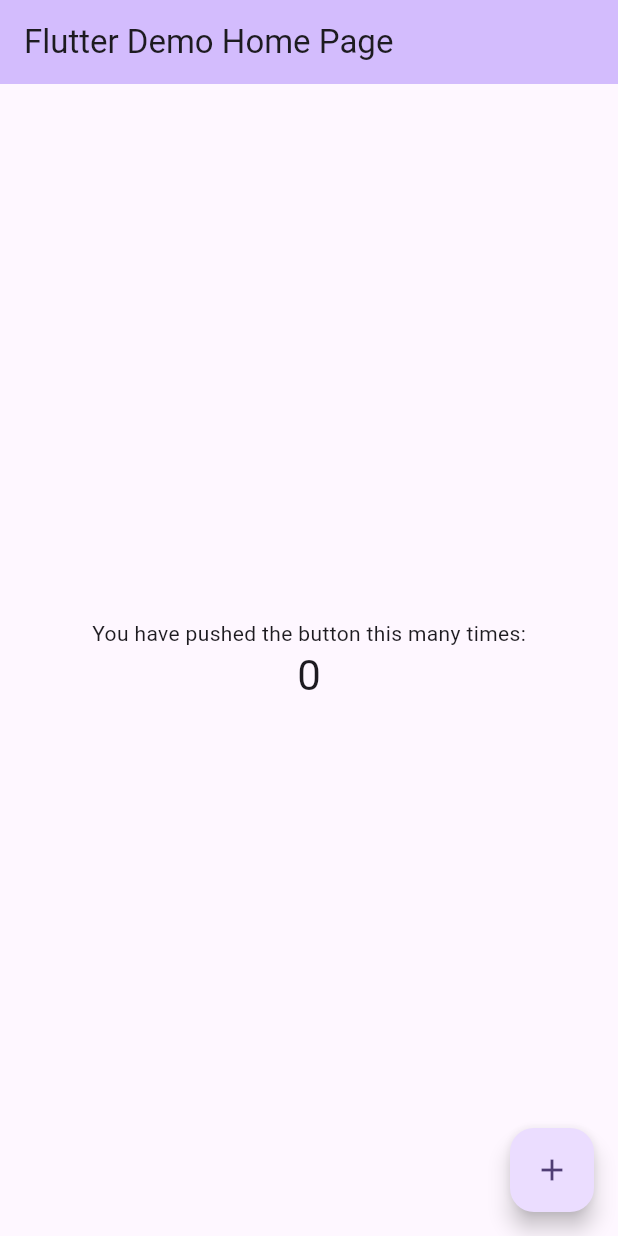
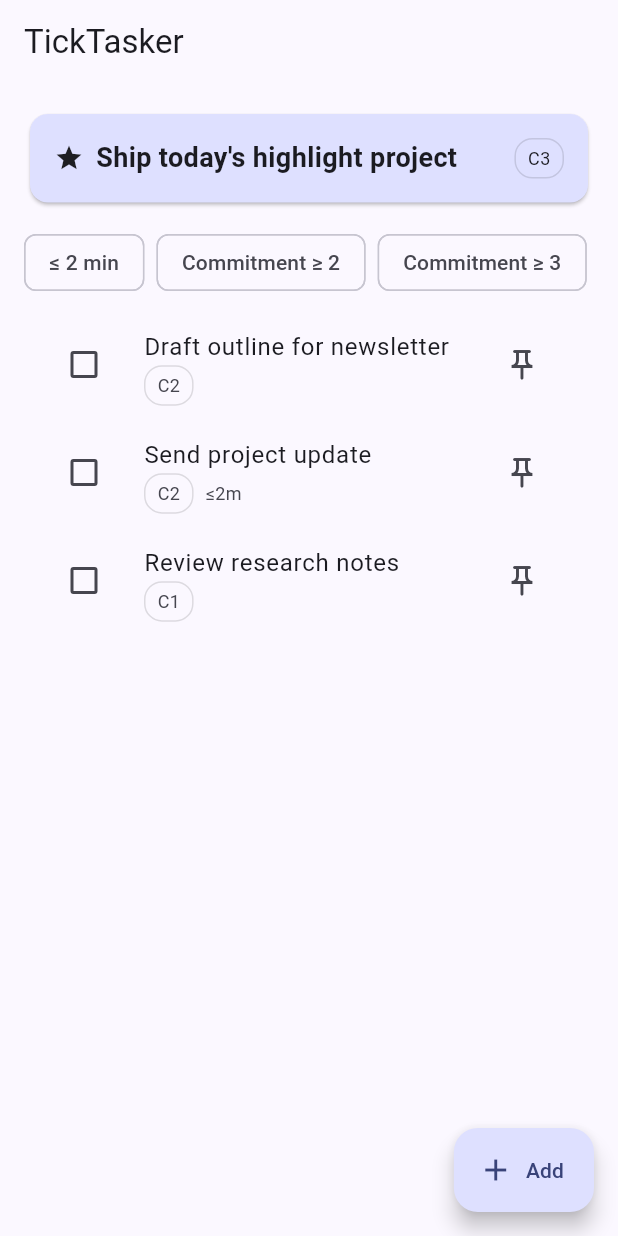
Before and after one commit to The7areth/TickTasker, a Flutter app: the screen it shows after launch, on a phone screen of 412 x 824 dp. Run offline on Flutter 3.47's test engine with Material 3 defaults, Android fonts, the phone set to English and light mode, and no system bars; our stand-ins replace flutter_riverpod.

Commit message:
Implement TickTasker today view

```diff
--- /dev/null
+++ b/lib/data/task_repo.dart
@@ -0,0 +1,122 @@
+import 'dart:async';
+
+import 'package:flutter_riverpod/flutter_riverpod.dart';
+import '../models/task.dart';
+
+final taskRepoProvider = Provider<TaskRepo>((ref) {
+  final repo = TaskRepo();
+  ref.onDispose(repo.dispose);
+  return repo;
+});
+
+class TaskRepo {
+  TaskRepo() {
+    _seedTasks();
+  }
+
+  final _tasks = <Task>[];
+  final _controller = StreamController<List<Task>>.broadcast();
+
+  void dispose() {
+    _controller.close();
+  }
+
+  Stream<List<Task>> watchToday({bool twoMinuteOnly = false, int? minCommitment}) {
+    return Stream<List<Task>>.multi((controller) {
+      void emitFiltered() {
+        final filtered = _filterTasks(
+          twoMinuteOnly: twoMinuteOnly,
+          minCommitment: minCommitment,
+        );
+        controller.add(filtered);
+      }
+
+      emitFiltered();
+      final sub = _controller.stream.listen((_) => emitFiltered());
+      controller.onCancel = () => sub.cancel();
+    });
+  }
+
+  Future<void> addQuick({
+    required String title,
+    required int commitment,
+    int? estimateMinutes,
+  }) async {
+    final task = Task(
+      id: DateTime.now().microsecondsSinceEpoch.toString(),
+      title: title.trim(),
+      commitment: commitment,
+      estimateMinutes: estimateMinutes,
+    );
+    _tasks.add(task);
+    _notifyListeners();
+  }
+
+  Future<void> toggleComplete(Task task) async {
+    final index = _tasks.indexWhere((t) => t.id == task.id);
+    if (index == -1) return;
+    final updated = task.copyWith(isCompleted: !task.isCompleted);
+    _tasks[index] = updated;
+    _notifyListeners();
+  }
+
+  Future<void> setHighlight(Task task) async {
+    for (var i = 0; i < _tasks.length; i++) {
+      final current = _tasks[i];
+      _tasks[i] = current.copyWith(isHighlight: current.id == task.id);
+    }
+    _notifyListeners();
+  }
+
+  void _seedTasks() {
+    _tasks
+      ..clear()
+      ..addAll([
+        const Task(
+          id: 'highlight',
+          title: 'Ship today\'s highlight project',
+          commitment: 3,
+          estimateMinutes: 45,
+          isHighlight: true,
+        ),
+        const Task(
+          id: 'write',
+          title: 'Draft outline for newsletter',
+          commitment: 2,
+          estimateMinutes: 25,
+        ),
+        const Task(
+          id: 'study',
+          title: 'Review research notes',
+          commitment: 1,
+          estimateMinutes: 15,
+        ),
+        const Task(
+          id: 'two-minute',
+          title: 'Send project update',
+          commitment: 2,
+          estimateMinutes: 2,
+        ),
+      ]);
+    _notifyListeners();
+  }
+
+  void _notifyListeners() {
+    _controller.add(List.unmodifiable(_tasks));
+  }
+
+  List<Task> _filterTasks({bool twoMinuteOnly = false, int? minCommitment}) {
+    final filtered = _tasks.where((task) {
+      if (twoMinuteOnly && !task.isTwoMinute) return false;
+      if (minCommitment != null && task.commitment < minCommitment) return false;
+      return true;
+    }).toList();
+    filtered.sort((a, b) {
+      if (a.isHighlight != b.isHighlight) {
+        return a.isHighlight ? -1 : 1;
+      }
+      return b.commitment.compareTo(a.commitment);
+    });
+    return filtered;
+  }
+}
--- /dev/null
+++ b/lib/features/today/today_page.dart
@@ -0,0 +1,235 @@
+import 'package:flutter/material.dart';
+import 'package:flutter_riverpod/flutter_riverpod.dart';
+
+import '../../data/task_repo.dart';
+import '../../models/task.dart';
+
+class TodayPage extends ConsumerStatefulWidget {
+  const TodayPage({super.key});
+
+  @override
+  ConsumerState<TodayPage> createState() => _TodayPageState();
+}
+
+class _TodayPageState extends ConsumerState<TodayPage> {
+  bool twoMinuteOnly = false;
+  int? minCommitment;
+
+  @override
+  Widget build(BuildContext context) {
+    final repo = ref.watch(taskRepoProvider);
+    return Scaffold(
+      appBar: AppBar(title: const Text('TickTasker')),
+      body: StreamBuilder<List<Task>>(
+        stream: repo.watchToday(
+          twoMinuteOnly: twoMinuteOnly,
+          minCommitment: minCommitment,
+        ),
+        builder: (context, snap) {
+          final tasks = snap.data ?? const <Task>[];
+          final highlight = tasks.where((t) => t.isHighlight).toList();
+          final rest = tasks.where((t) => !t.isHighlight).toList();
+
+          return ListView(
+            padding: const EdgeInsets.all(16),
+            children: [
+              if (highlight.isNotEmpty) _HighlightCard(task: highlight.first),
+              if (highlight.isNotEmpty) const SizedBox(height: 12),
+              Wrap(
+                spacing: 8,
+                children: [
+                  FilterChip(
+                    label: const Text('≤ 2 min'),
+                    selected: twoMinuteOnly,
+                    onSelected: (v) => setState(() => twoMinuteOnly = v),
+                  ),
+                  ChoiceChip(
+                    label: const Text('Commitment ≥ 2'),
+                    selected: minCommitment == 2,
+                    onSelected: (v) =>
+                        setState(() => minCommitment = v ? 2 : null),
+                  ),
+                  ChoiceChip(
+                    label: const Text('Commitment ≥ 3'),
+                    selected: minCommitment == 3,
+                    onSelected: (v) =>
+                        setState(() => minCommitment = v ? 3 : null),
+                  ),
+                ],
+              ),
+              const SizedBox(height: 8),
+              for (final t in rest) _TaskTile(task: t),
+              const SizedBox(height: 100),
+            ],
+          );
+        },
+      ),
+      floatingActionButton: FloatingActionButton.extended(
+        onPressed: _showQuickAdd,
+        label: const Text('Add'),
+        icon: const Icon(Icons.add),
+      ),
+    );
+  }
+
+  Future<void> _showQuickAdd() async {
+    final titleCtrl = TextEditingController();
+    int commitment = 0;
+    int? estimate;
+    await showModalBottomSheet<void>(
+      context: context,
+      isScrollControlled: true,
+      builder: (ctx) {
+        return Padding(
+          padding: EdgeInsets.only(
+            bottom: MediaQuery.of(ctx).viewInsets.bottom,
+            left: 16,
+            right: 16,
+            top: 16,
+          ),
+          child: StatefulBuilder(builder: (ctx, setM) {
+            return Column(
+              mainAxisSize: MainAxisSize.min,
+              children: [
+                TextField(
+                  controller: titleCtrl,
+                  decoration: const InputDecoration(hintText: 'Quick task…'),
+                  autofocus: true,
+                ),
+                const SizedBox(height: 12),
+                Row(
+                  children: [
+                    const Text('Commitment'),
+                    const SizedBox(width: 12),
+                    DropdownButton<int>(
+                      value: commitment,
+                      items: const [
+                        DropdownMenuItem(value: 0, child: Text('0 Idea')),
+                        DropdownMenuItem(value: 1, child: Text('1 Maybe')),
+                        DropdownMenuItem(value: 2, child: Text('2 Today')),
+                        DropdownMenuItem(value: 3, child: Text('3 Now')),
+                      ],
+                      onChanged: (v) => setM(() => commitment = v ?? 0),
+                    ),
+                    const Spacer(),
+                    SizedBox(
+                      width: 90,
+                      child: TextField(
+                        keyboardType: TextInputType.number,
+                        decoration:
+                            const InputDecoration(labelText: '~min'),
+                        onChanged: (v) => estimate = int.tryParse(v),
+                      ),
+                    ),
+                  ],
+                ),
+                const SizedBox(height: 12),
+                ElevatedButton(
+                  onPressed: () async {
+                    if (titleCtrl.text.trim().isEmpty) return;
+                    final repo = ref.read(taskRepoProvider);
+                    await repo.addQuick(
+                      title: titleCtrl.text,
+                      commitment: commitment,
+                      estimateMinutes: estimate,
+                    );
+                    if (context.mounted) Navigator.pop(ctx);
+                  },
+                  child: const Text('Add task'),
+                ),
+                const SizedBox(height: 16),
+              ],
+            );
+          }),
+        );
+      },
+    );
+    titleCtrl.dispose();
+  }
+}
+
+class _HighlightCard extends ConsumerWidget {
+  const _HighlightCard({required this.task});
+
+  final Task task;
+
+  @override
+  Widget build(BuildContext context, WidgetRef ref) {
+    return Card(
+      color: Theme.of(context).colorScheme.primaryContainer,
+      child: Padding(
+        padding: const EdgeInsets.all(16),
+        child: Row(
+          children: [
+            const Icon(Icons.star, size: 20),
+            const SizedBox(width: 8),
+            Expanded(
+              child: Text(
+                task.title,
+                style: const TextStyle(
+                  fontSize: 18,
+                  fontWeight: FontWeight.w600,
+                ),
+              ),
+            ),
+            _CommitmentPill(commitment: task.commitment),
+          ],
+        ),
+      ),
+    );
+  }
+}
+
+class _TaskTile extends ConsumerWidget {
+  const _TaskTile({required this.task});
+
+  final Task task;
+
+  @override
+  Widget build(BuildContext context, WidgetRef ref) {
+    final repo = ref.watch(taskRepoProvider);
+    return ListTile(
+      leading: Checkbox(
+        value: task.isCompleted,
+        onChanged: (_) => repo.toggleComplete(task),
+      ),
+      title: Text(task.title),
+      subtitle: Row(
+        children: [
+          _CommitmentPill(commitment: task.commitment),
+          if (task.isTwoMinute) const SizedBox(width: 8),
+          if (task.isTwoMinute)
+            const Text('≤2m', style: TextStyle(fontSize: 12)),
+        ],
+      ),
+      trailing: IconButton(
+        icon: const Icon(Icons.push_pin_outlined),
+        tooltip: 'Set as Highlight',
+        onPressed: () => repo.setHighlight(task),
+      ),
+    );
+  }
+}
+
+class _CommitmentPill extends StatelessWidget {
+  const _CommitmentPill({required this.commitment});
+
+  final int commitment;
+
+  @override
+  Widget build(BuildContext context) {
+    final labels = ['0', '1', '2', '3'];
+    final index = commitment.clamp(0, labels.length - 1).toInt();
+    return Container(
+      padding: const EdgeInsets.symmetric(horizontal: 8, vertical: 4),
+      decoration: BoxDecoration(
+        borderRadius: BorderRadius.circular(12),
+        border: Border.all(color: Colors.black12),
+      ),
+      child: Text(
+        'C${labels[index]}',
+        style: const TextStyle(fontSize: 12),
+      ),
+    );
+  }
+}
--- a/lib/main.dart
+++ b/lib/main.dart
@@ -1,122 +1,24 @@
 import 'package:flutter/material.dart';
+import 'package:flutter_riverpod/flutter_riverpod.dart';
+
+import 'features/today/today_page.dart';
 
 void main() {
-  runApp(const MyApp());
+  runApp(const ProviderScope(child: TickTaskerApp()));
 }
 
-class MyApp extends StatelessWidget {
-  const MyApp({super.key});
+class TickTaskerApp extends StatelessWidget {
+  const TickTaskerApp({super.key});
 
-  // This widget is the root of your application.
   @override
   Widget build(BuildContext context) {
     return MaterialApp(
-      title: 'Flutter Demo',
+      title: 'TickTasker',
       theme: ThemeData(
-        // This is the theme of your application.
-        //
-        // TRY THIS: Try running your application with "flutter run". You'll see
-        // the application has a purple toolbar. Then, without quitting the app,
-        // try changing the seedColor in the colorScheme below to Colors.green
-        // and then invoke "hot reload" (save your changes or press the "hot
-        // reload" button in a Flutter-supported IDE, or press "r" if you used
-        // the command line to start the app).
-        //
-        // Notice that the counter didn't reset back to zero; the application
-        // state is not lost during the reload. To reset the state, use hot
-        // restart instead.
-        //
-        // This works for code too, not just values: Most code changes can be
-        // tested with just a hot reload.
-        colorScheme: ColorScheme.fromSeed(seedColor: Colors.deepPurple),
+        colorScheme: ColorScheme.fromSeed(seedColor: Colors.indigo),
+        useMaterial3: true,
       ),
-      home: const MyHomePage(title: 'Flutter Demo Home Page'),
+      home: const TodayPage(),
     );
   }
 }
-
-class MyHomePage extends StatefulWidget {
-  const MyHomePage({super.key, required this.title});
-
-  // This widget is the home page of your application. It is stateful, meaning
-  // that it has a State object (defined below) that contains fields that affect
-  // how it looks.
-
-  // This class is the configuration for the state. It holds the values (in this
-  // case the title) provided by the parent (in this case the App widget) and
-  // used by the build method of the State. Fields in a Widget subclass are
-  // always marked "final".
-
-  final String title;
-
-  @override
-  State<MyHomePage> createState() => _MyHomePageState();
-}
-
-class _MyHomePageState extends State<MyHomePage> {
-  int _counter = 0;
-
-  void _incrementCounter() {
-    setState(() {
-      // This call to setState tells the Flutter framework that something has
-      // changed in this State, which causes it to rerun the build method below
-      // so that the display can reflect the updated values. If we changed
-      // _counter without calling setState(), then the build method would not be
-      // called again, and so nothing would appear to happen.
-      _counter++;
-    });
-  }
-
-  @override
-  Widget build(BuildContext context) {
-    // This method is rerun every time setState is called, for instance as done
-    // by the _incrementCounter method above.
-    //
-    // The Flutter framework has been optimized to make rerunning build methods
-    // fast, so that you can just rebuild anything that needs updating rather
-    // than having to individually change instances of widgets.
-    return Scaffold(
-      appBar: AppBar(
-        // TRY THIS: Try changing the color here to a specific color (to
-        // Colors.amber, perhaps?) and trigger a hot reload to see the AppBar
-        // change color while the other colors stay the same.
-        backgroundColor: Theme.of(context).colorScheme.inversePrimary,
-        // Here we take the value from the MyHomePage object that was created by
-        // the App.build method, and use it to set our appbar title.
-        title: Text(widget.title),
-      ),
-      body: Center(
-        // Center is a layout widget. It takes a single child and positions it
-        // in the middle of the parent.
-        child: Column(
-          // Column is also a layout widget. It takes a list of children and
-          // arranges them vertically. By default, it sizes itself to fit its
-          // children horizontally, and tries to be as tall as its parent.
-          //
-          // Column has various properties to control how it sizes itself and
-          // how it positions its children. Here we use mainAxisAlignment to
-          // center the children vertically; the main axis here is the vertical
-          // axis because Columns are vertical (the cross axis would be
-          // horizontal).
-          //
-          // TRY THIS: Invoke "debug painting" (choose the "Toggle Debug Paint"
-          // action in the IDE, or press "p" in the console), to see the
-          // wireframe for each widget.
-          mainAxisAlignment: MainAxisAlignment.center,
-          children: <Widget>[
-            const Text('You have pushed the button this many times:'),
-            Text(
-              '$_counter',
-              style: Theme.of(context).textTheme.headlineMedium,
-            ),
-          ],
-        ),
-      ),
-      floatingActionButton: FloatingActionButton(
-        onPressed: _incrementCounter,
-        tooltip: 'Increment',
-        child: const Icon(Icons.add),
-      ), // This trailing comma makes auto-formatting nicer for build methods.
-    );
-  }
-}
--- /dev/null
+++ b/lib/models/task.dart
@@ -0,0 +1,37 @@
+class Task {
+  const Task({
+    required this.id,
+    required this.title,
+    required this.commitment,
+    this.estimateMinutes,
+    this.isHighlight = false,
+    this.isCompleted = false,
+  });
+
+  final String id;
+  final String title;
+  final int commitment;
+  final int? estimateMinutes;
+  final bool isHighlight;
+  final bool isCompleted;
+
+  bool get isTwoMinute => estimateMinutes != null && estimateMinutes! <= 2;
+
+  Task copyWith({
+    String? id,
+    String? title,
+    int? commitment,
+    int? estimateMinutes,
+    bool? isHighlight,
+    bool? isCompleted,
+  }) {
+    return Task(
+      id: id ?? this.id,
+      title: title ?? this.title,
+      commitment: commitment ?? this.commitment,
+      estimateMinutes: estimateMinutes ?? this.estimateMinutes,
+      isHighlight: isHighlight ?? this.isHighlight,
+      isCompleted: isCompleted ?? this.isCompleted,
+    );
+  }
+}
--- a/pubspec.yaml
+++ b/pubspec.yaml
@@ -34,6 +34,7 @@ dependencies:
   # The following adds the Cupertino Icons font to your application.
   # Use with the CupertinoIcons class for iOS style icons.
   cupertino_icons: ^1.0.8
+  flutter_riverpod: ^2.5.1
 
 dev_dependencies:
   flutter_test:
```
Also changed, not shown: 1 other file.
